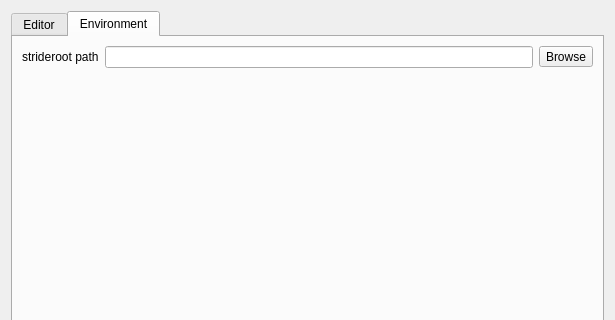
This is editor/configdialog.ui in StrideLang/Stride as Qt 5 draws it before an edit; both pictures show x 0 to 615 and y 0 to 320 of the 615 by 462 pixel window. The edited form follows.
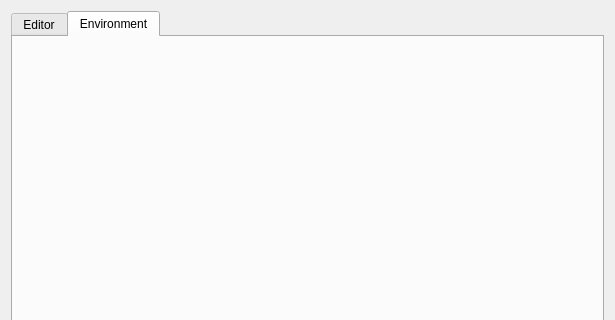
This is the edited form.

Commit message: Moved strideroot selector to new strideroot dialog

```diff
--- a/editor/configdialog.ui
+++ b/editor/configdialog.ui
@@ -140,7 +140,7 @@
        <string>Environment</string>
       </attribute>
       <layout class="QGridLayout" name="gridLayout_3">
-       <item row="1" column="0">
+       <item row="0" column="0">
         <spacer name="verticalSpacer_2">
          <property name="orientation">
           <enum>Qt::Vertical</enum>
@@ -153,23 +153,6 @@
          </property>
         </spacer>
        </item>
-       <item row="0" column="0">
-        <widget class="QLabel" name="label_3">
-         <property name="text">
-          <string>strideroot path</string>
-         </property>
-        </widget>
-       </item>
-       <item row="0" column="1">
-        <widget class="QLineEdit" name="strideRootLineEdit"/>
-       </item>
-       <item row="0" column="2">
-        <widget class="QToolButton" name="striderootBrowseButton">
-         <property name="text">
-          <string>Browse</string>
-         </property>
-        </widget>
-       </item>
       </layout>
      </widget>
     </widget>
```
The commit also changes 7 other files.
